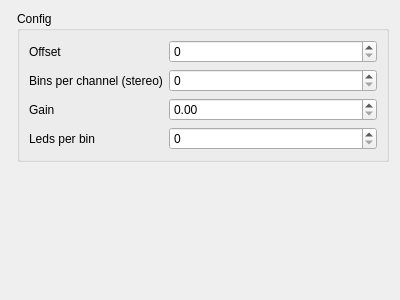
enra64/PalliLux, file pallilux-gui/spectrometerconfigpage.ui: the form before one commit.
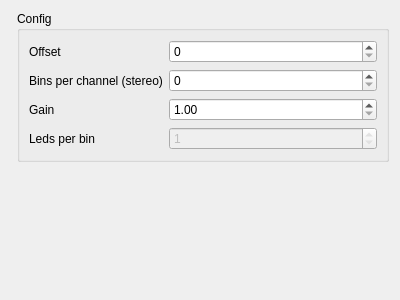
The form after the commit.

Commit message: fix ui allowing gain to zero, disable 'leds per bin' spinbox since it isn't implemnted and i keep forgetting that

```diff
--- a/pallilux-gui/spectrometerconfigpage.ui
+++ b/pallilux-gui/spectrometerconfigpage.ui
@@ -57,6 +57,9 @@
       </item>
       <item row="2" column="1">
        <widget class="QDoubleSpinBox" name="gainSpin">
+        <property name="minimum">
+         <double>1.000000000000000</double>
+        </property>
         <property name="maximum">
          <double>99990000.000000000000000</double>
         </property>
@@ -70,7 +73,17 @@
        </widget>
       </item>
       <item row="3" column="1">
-       <widget class="QSpinBox" name="spinBox"/>
+       <widget class="QSpinBox" name="spinBox">
+        <property name="enabled">
+         <bool>false</bool>
+        </property>
+        <property name="minimum">
+         <number>1</number>
+        </property>
+        <property name="maximum">
+         <number>1</number>
+        </property>
+       </widget>
       </item>
      </layout>
     </widget>
```
